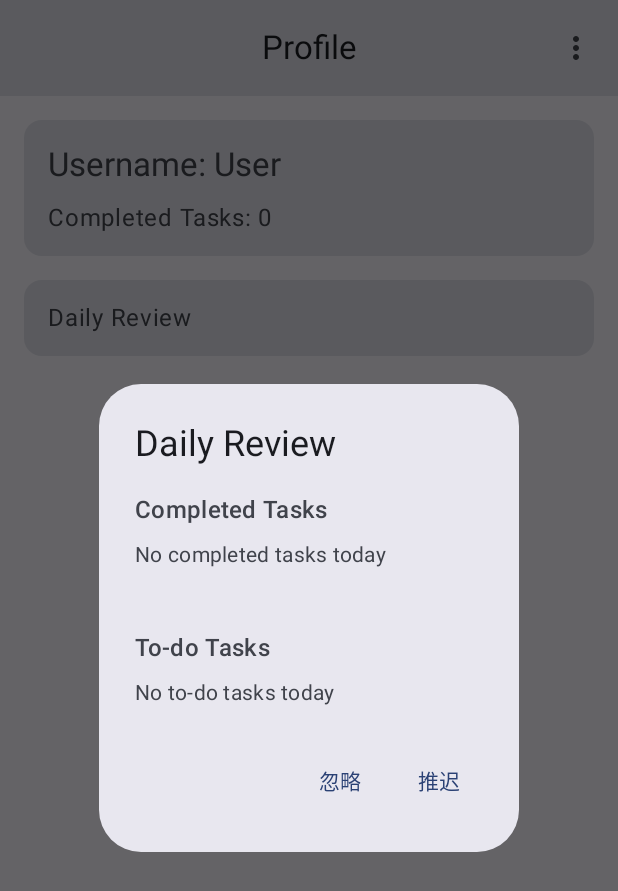
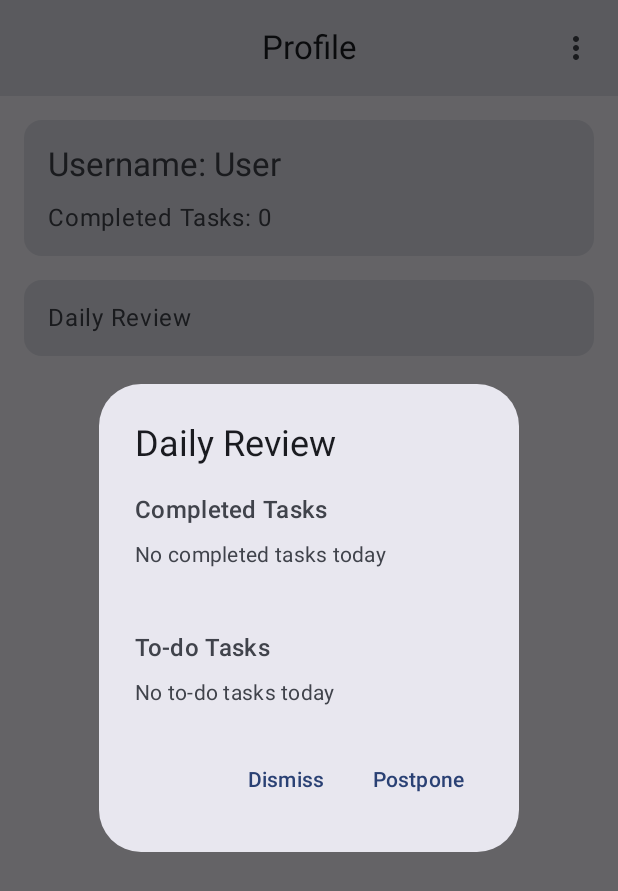
Before and after one commit to jamesye0003-blip/CS501-E1-Semester-Project, an Android app built with Jetpack Compose: the UserProfileScreen screen opened through its navigation route, after a tap on "Daily Review", on a phone screen of 412 x 824 dp. Shown: the top 891 px of the screen. Run offline under Robolectric (Android 15) with nearby library versions, the phone set to English and light mode, and no system bars.

Commit message:
Supplement some functions on UserProfileScreen.

```diff
--- a/app/src/main/java/com/example/lattice/ui/navigation/NavGraph.kt
+++ b/app/src/main/java/com/example/lattice/ui/navigation/NavGraph.kt
@@ -109,7 +109,13 @@ fun AppNavHost(
                     tasksState = taskViewModel.uiState,
                     isDarkMode = isDarkMode,
                     onToggleDark = onToggleDark,
-                    onPostponeTodayTasks = { taskViewModel.postponeTodayTasks() }
+                    onPostponeTodayTasks = { taskViewModel.postponeTodayTasks() },
+                    onLogout = {
+                        authViewModel.logout()
+                        navController.navigate(Route.Login.route) {
+                            popUpTo(0) { inclusive = true }
+                        }
+                    }
                 )
             }
         }
--- a/app/src/main/java/com/example/lattice/ui/screens/UserProfileScreen.kt
+++ b/app/src/main/java/com/example/lattice/ui/screens/UserProfileScreen.kt
@@ -8,6 +8,8 @@ import androidx.compose.foundation.layout.fillMaxWidth
 import androidx.compose.foundation.layout.height
 import androidx.compose.foundation.layout.padding
 import androidx.compose.material.icons.Icons
+import androidx.compose.material.icons.automirrored.filled.Logout
+import androidx.compose.material.icons.filled.DarkMode
 import androidx.compose.material.icons.filled.MoreVert
 import androidx.compose.material3.AlertDialog
 import androidx.compose.material3.Card
@@ -48,11 +50,12 @@ fun UserProfileScreen(
     tasksState: StateFlow<List<Task>>,
     isDarkMode: Boolean,
     onToggleDark: () -> Unit,
-    onPostponeTodayTasks: () -> Unit
+    onPostponeTodayTasks: () -> Unit,
+    onLogout: () -> Unit
 ) {
     val tasks by tasksState.collectAsState()
 
-    var settingsExpanded by remember { mutableStateOf(false) }
+    var menuExpanded by remember { mutableStateOf(false) }
     var showDailyReview by remember { mutableStateOf(false) }
 
     // 过滤今天的任务
@@ -80,22 +83,28 @@ fun UserProfileScreen(
                     containerColor = MaterialTheme.colorScheme.surfaceVariant
                 ),
                 actions = {
-                    IconButton(onClick = { settingsExpanded = true }) {
-                        Icon(Icons.Filled.MoreVert, contentDescription = "Settings")
+                    IconButton(onClick = { menuExpanded = true }) {
+                        Icon(Icons.Filled.MoreVert, contentDescription = "More")
                     }
                     DropdownMenu(
-                        expanded = settingsExpanded,
-                        onDismissRequest = { settingsExpanded = false }
+                        expanded = menuExpanded,
+                        onDismissRequest = { menuExpanded = false }
                     ) {
                         DropdownMenuItem(
                             text = { Text("Dark mode") },
-                            trailingIcon = {
-                                Switch(
-                                    checked = isDarkMode,
-                                    onCheckedChange = { onToggleDark() }
-                                )
-                            },
-                            onClick = { onToggleDark() }
+                            leadingIcon = { Icon(Icons.Filled.DarkMode, contentDescription = null) },
+                            onClick = {
+                                menuExpanded = false
+                                onToggleDark()
+                            }
+                        )
+                        DropdownMenuItem(
+                            text = { Text("Logout") },
+                            leadingIcon = { Icon(Icons.AutoMirrored.Filled.Logout, contentDescription = null) },
+                            onClick = {
+                                menuExpanded = false
+                                onLogout()
+                            }
                         )
                     }
                 }
@@ -217,14 +226,14 @@ fun UserProfileScreen(
                             showDailyReview = false
                         }
                     ) {
-                        Text("推迟")
+                        Text("Postpone")
                     }
                 },
                 dismissButton = {
                     TextButton(
                         onClick = { showDailyReview = false }
                     ) {
-                        Text("忽略")
+                        Text("Dismiss")
                     }
                 }
             )
```
